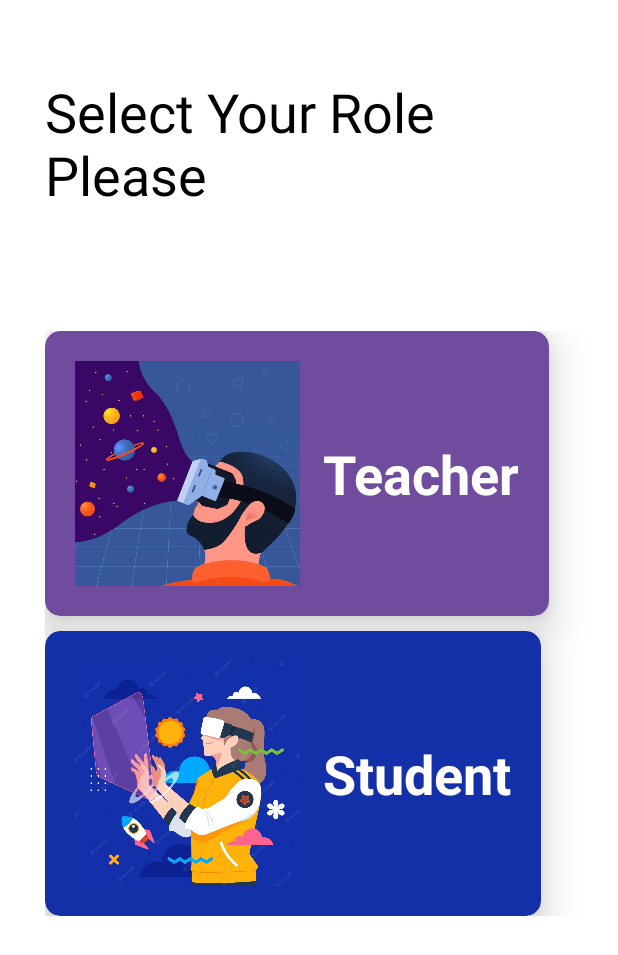
After one commit to minazaher/educAtoR, an Android app: the RoleSelector screen opened directly, with no data from a screen before it, on a phone screen of 412 x 824 dp. The commit adds this screen. Shown: the top 955 px of the screen. Run offline under Robolectric (Android 15) with nearby library versions, the phone set to English and light mode, and no system bars.

Commit message:
Role selector added

```diff
--- a/app/src/main/java/com/example/educator/MainActivity.java
+++ b/app/src/main/java/com/example/educator/MainActivity.java
@@ -20,7 +20,7 @@ public class MainActivity extends AppCompatActivity {
         btn_getStarted.setOnClickListener(new View.OnClickListener() {
             @Override
             public void onClick(View view) {
-                Intent intent = new Intent(MainActivity.this, loginActivity.class);
+                Intent intent = new Intent(MainActivity.this, RoleSelector.class);
                 startActivity(intent);
             }
         });
--- a/app/src/main/java/com/example/educator/Profile.java
+++ b/app/src/main/java/com/example/educator/Profile.java
@@ -35,7 +35,7 @@ public class Profile extends AppCompatActivity {
         chem_AR.setOnClickListener(new View.OnClickListener() {
             @Override
             public void onClick(View view) {
-                Intent intent = new Intent(Intent.ACTION_VIEW, Uri.parse("https://aboelmagd01.github.io/educator-v1/"));
+                Intent intent = new Intent(Profile.this, com.example.educator.chem_AR.class);
                 startActivity(intent);
             }
         });
--- /dev/null
+++ b/app/src/main/java/com/example/educator/RoleSelector.java
@@ -0,0 +1,37 @@
+package com.example.educator;
+
+import androidx.appcompat.app.AppCompatActivity;
+import androidx.cardview.widget.CardView;
+
+import android.content.Intent;
+import android.os.Bundle;
+import android.view.View;
+
+public class RoleSelector extends AppCompatActivity {
+    CardView teacher, student;
+
+    @Override
+    protected void onCreate(Bundle savedInstanceState) {
+        super.onCreate(savedInstanceState);
+        setContentView(R.layout.activity_role_selector);
+
+        teacher = findViewById(R.id.teacher_card);
+        student = findViewById(R.id.student_card);
+
+        teacher.setOnClickListener(new View.OnClickListener() {
+            @Override
+            public void onClick(View view) {
+                Intent intent = new Intent(RoleSelector.this, loginActivity.class);
+                startActivity(intent);
+            }
+        });
+
+        student.setOnClickListener(new View.OnClickListener() {
+            @Override
+            public void onClick(View view) {
+                Intent intent = new Intent(RoleSelector.this, loginActivity.class);
+                startActivity(intent);
+            }
+        });
+    }
+}
--- /dev/null
+++ b/app/src/main/res/layout/activity_role_selector.xml
@@ -0,0 +1,104 @@
+<?xml version="1.0" encoding="utf-8"?>
+<LinearLayout xmlns:android="http://schemas.android.com/apk/res/android"
+    xmlns:app="http://schemas.android.com/apk/res-auto"
+    xmlns:tools="http://schemas.android.com/tools"
+    android:layout_width="match_parent"
+    android:layout_height="match_parent"
+    android:background="@color/white"
+    android:orientation="vertical"
+    android:paddingTop="20dp"
+    tools:context=".RoleSelector">
+
+
+    <TextView
+        android:layout_width="wrap_content"
+        android:layout_height="wrap_content"
+        android:layout_margin="30dp"
+        android:background="@color/white"
+        android:text="Select Your Role Please"
+        android:textColor="@color/black"
+        android:textSize="36sp"
+        android:paddingBottom="50dp" />
+
+    <LinearLayout
+        android:layout_width="match_parent"
+        android:layout_height="wrap_content"
+        android:layout_gravity="center"
+        android:background="@color/white"
+        android:orientation="vertical"
+        android:paddingLeft="30dp">
+
+        <androidx.cardview.widget.CardView
+            android:layout_width="wrap_content"
+            android:layout_height="wrap_content"
+            android:layout_marginBottom="10dp"
+            app:cardBackgroundColor="#6f4c9e"
+            app:cardCornerRadius="10dp"
+            app:cardElevation="15dp"
+            android:layout_gravity="center_vertical"
+            android:id="@+id/teacher_card">
+
+            <LinearLayout
+                android:layout_width="wrap_content"
+                android:layout_height="wrap_content"
+                android:orientation="horizontal"
+                android:padding="20dp"
+                app:cardBackgroundColor="#6f4c9e">
+
+                <ImageView
+                    android:layout_width="150dp"
+                    android:layout_height="150dp"
+                    android:src="@drawable/teacher" />
+
+                <TextView
+                    android:layout_width="wrap_content"
+                    android:layout_height="wrap_content"
+                    android:layout_gravity="center_vertical"
+                    android:layout_marginLeft="15dp"
+                    android:text="Teacher"
+                    android:textColor="@color/white"
+                    android:textSize="36sp"
+                    android:textStyle="bold" />
+            </LinearLayout>
+
+        </androidx.cardview.widget.CardView>
+
+
+        <androidx.cardview.widget.CardView
+            android:layout_width="wrap_content"
+            android:layout_height="wrap_content"
+            app:cardBackgroundColor="#1330a8"
+            app:cardCornerRadius="10dp"
+            app:cardElevation="15dp"
+            android:id="@+id/student_card">
+
+            <LinearLayout
+                android:layout_width="wrap_content"
+                android:layout_height="wrap_content"
+                android:orientation="horizontal"
+                android:padding="20dp"
+                app:cardBackgroundColor="#1330a8">
+
+                <ImageView
+                    android:layout_width="150dp"
+                    android:layout_height="150dp"
+                    android:src="@drawable/student" />
+
+                <TextView
+                    android:layout_width="wrap_content"
+                    android:layout_height="wrap_content"
+                    android:layout_gravity="center_vertical"
+                    android:layout_marginLeft="15dp"
+                    android:text="Student"
+                    android:textColor="@color/white"
+                    android:textSize="36sp"
+                    android:textStyle="bold" />
+            </LinearLayout>
+
+
+        </androidx.cardview.widget.CardView>
+
+
+    </LinearLayout>
+
+</LinearLayout>
```
Also changed, not shown: app/src/main/AndroidManifest.xml (+9 -2 lines), app/src/main/java/com/example/educator/chem_AR.java (added, +33 -0 lines), app/src/main/res/layout/activity_chem_ar.xml (added, +14 -0 lines), app/src/main/res/drawable-hdpi/chem.png (added), app/src/main/res/drawable-hdpi/geo.png (added), app/src/main/res/drawable-ldpi/geo.png (added), app/src/main/res/drawable-mdpi/geo.png (added), app/src/main/res/drawable-v24/selectbg.jpeg (added), app/src/main/res/drawable-v24/student.jpeg (added), app/src/main/res/drawable-v24/teacher.jpeg (added), app/src/main/res/drawable-xhdpi/chem.png (added), app/src/main/res/drawable-xhdpi/geo.png (added), app/src/main/res/drawable-xxhdpi/chem.png (added), app/src/main/res/drawable-xxhdpi/geo.png (added), 2 more files.
